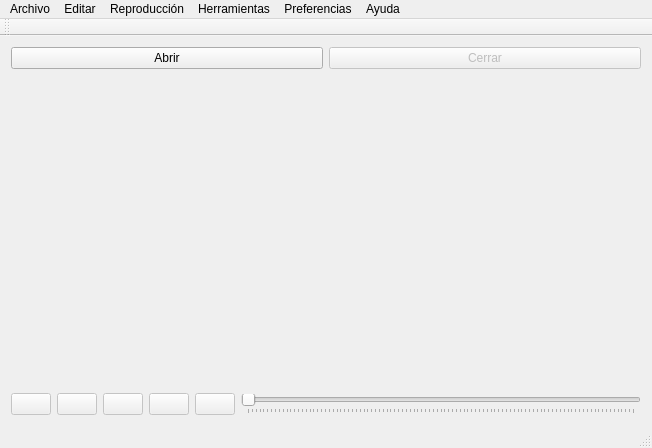
Before: the Qt Designer form movieplayer.ui in Madh93/Qt5-MoviePlayer, drawn with Qt 5.
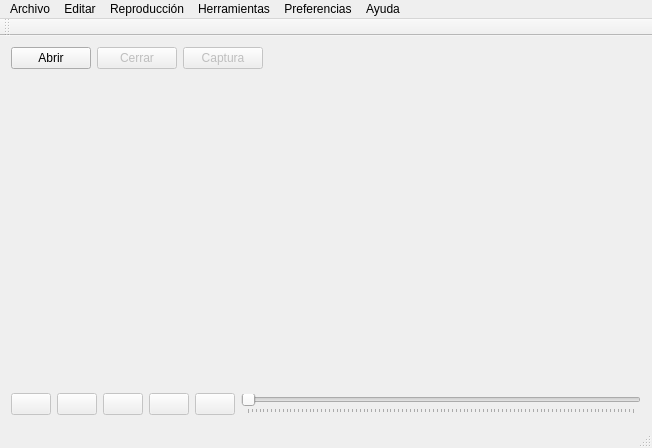
After: the same form once the commit is applied. Custom widgets are drawn as their Qt base class.

Commit message: opcion de capturar imagen

The edit to the form file:
```diff
--- a/movieplayer.ui
+++ b/movieplayer.ui
@@ -27,6 +27,15 @@
         </property>
         <item>
          <widget class="QPushButton" name="buttonAbrir">
+          <property name="sizePolicy">
+           <sizepolicy hsizetype="Maximum" vsizetype="Maximum">
+            <horstretch>0</horstretch>
+            <verstretch>0</verstretch>
+           </sizepolicy>
+          </property>
+          <property name="layoutDirection">
+           <enum>Qt::LeftToRight</enum>
+          </property>
           <property name="text">
            <string>Abrir</string>
           </property>
@@ -37,11 +46,46 @@
           <property name="enabled">
            <bool>false</bool>
           </property>
+          <property name="sizePolicy">
+           <sizepolicy hsizetype="Maximum" vsizetype="Fixed">
+            <horstretch>0</horstretch>
+            <verstretch>0</verstretch>
+           </sizepolicy>
+          </property>
           <property name="text">
            <string>Cerrar</string>
           </property>
          </widget>
         </item>
+        <item>
+         <widget class="QPushButton" name="buttonCaptura">
+          <property name="enabled">
+           <bool>false</bool>
+          </property>
+          <property name="sizePolicy">
+           <sizepolicy hsizetype="Maximum" vsizetype="Fixed">
+            <horstretch>0</horstretch>
+            <verstretch>0</verstretch>
+           </sizepolicy>
+          </property>
+          <property name="text">
+           <string>Captura</string>
+          </property>
+         </widget>
+        </item>
+        <item>
+         <widget class="QLabel" name="espacio">
+          <property name="sizePolicy">
+           <sizepolicy hsizetype="Preferred" vsizetype="Maximum">
+            <horstretch>0</horstretch>
+            <verstretch>0</verstretch>
+           </sizepolicy>
+          </property>
+          <property name="text">
+           <string/>
+          </property>
+         </widget>
+        </item>
        </layout>
       </item>
       <item>
```
Left out of the diff: 7 changed lines with no effect on the pictures. The commit also changes 2 other files.
